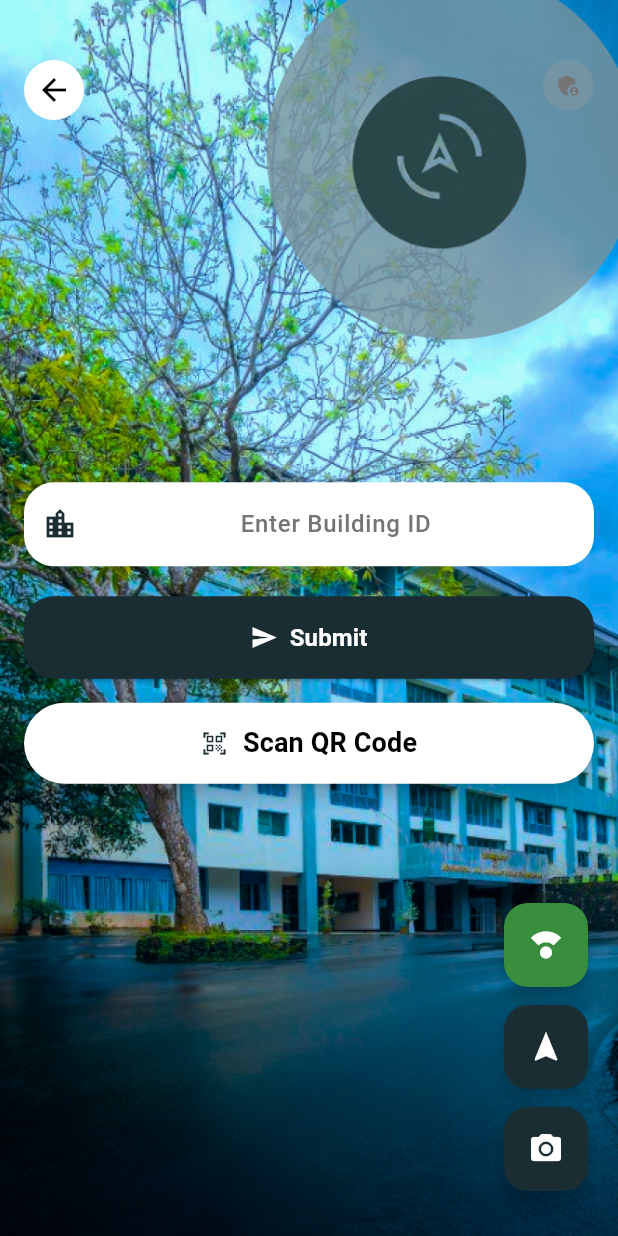
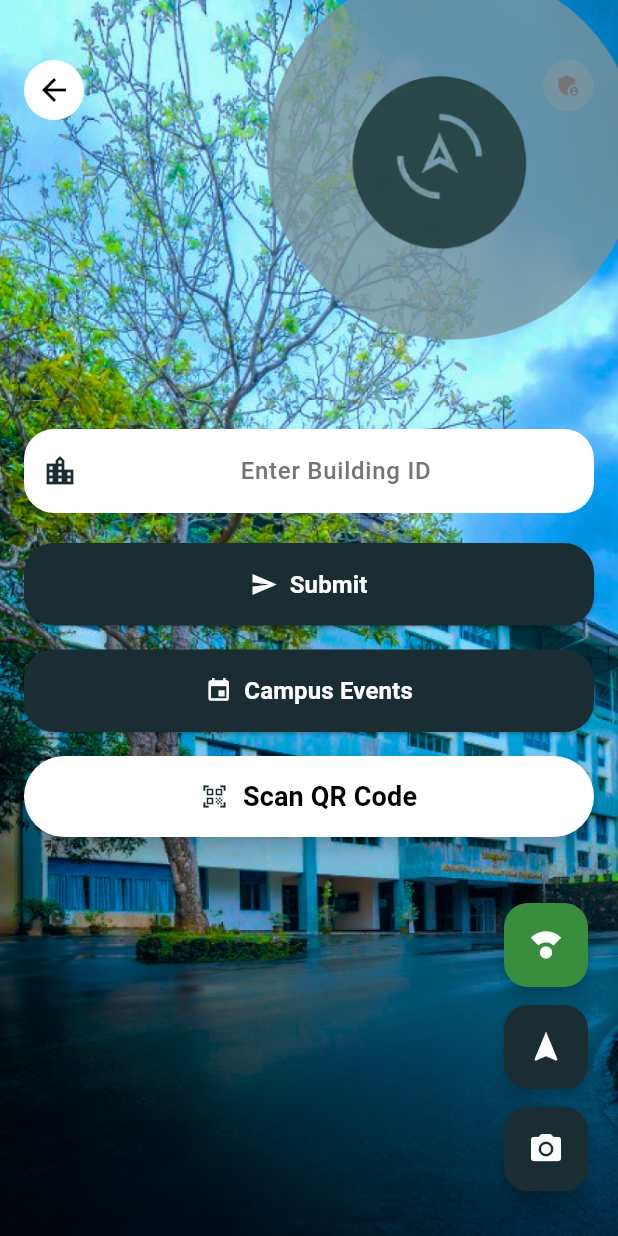
Before and after one commit to Shanilka-Yapa/AR-campus-navigation-system---ARWayz, a Flutter app: the screen it shows after launch, on a phone screen of 412 x 824 dp. Run offline on Flutter 3.47's test engine with Material 3 defaults, Android fonts, the phone set to English and light mode, and no system bars; our stand-ins replace camera, cloud_firestore, firebase_core, flutter_compass, geolocator, go_router and 2 more; missing offline and left inert: mobile_scanner; accounts and stored records are empty.

Commit message:
feat: add campus events entry point and navigation route

```diff
--- a/arwayz/lib/app/app_router.dart
+++ b/arwayz/lib/app/app_router.dart
@@ -6,6 +6,7 @@
 import '../navigation_selector_page.dart';
 import '../outdoor_navigation_page.dart';
 import '../admin_login_page.dart';
+import '../features/events/events_page.dart';
 
 class AppRouter {
   static final GoRouter router = GoRouter(
@@ -36,6 +37,11 @@
         name: 'admin',
         builder: (context, state) => const AdminLoginPage(),
       ),
+      GoRoute(
+        path: '/events',
+        name: 'events',
+        builder: (context, state) => const EventsPage(),
+      ),
     ],
     errorBuilder: (context, state) => Scaffold(
       appBar: AppBar(title: const Text('Page Not Found')),
--- a/arwayz/lib/features/home/home_page.dart
+++ b/arwayz/lib/features/home/home_page.dart
@@ -1,5 +1,6 @@
 import 'package:flutter/material.dart';
 import 'package:flutter/services.dart';
+import 'package:go_router/go_router.dart';
 
 import '../../qr_scanner_page.dart';
 import '../../ar_camera_page.dart';
@@ -265,6 +266,31 @@
                       ),
                     ),
                     const SizedBox(height: 16),
+
+                    ElevatedButton.icon(
+                      onPressed: () => context.push('/events'),
+                      icon: const Icon(Icons.event, color: Colors.white),
+                      label: const Text(
+                        'Campus Events',
+                        style: TextStyle(
+                          color: Colors.white,
+                          fontWeight: FontWeight.bold,
+                          fontSize: 16,
+                        ),
+                      ),
+                      style: ElevatedButton.styleFrom(
+                        backgroundColor: const Color(0xFF1A2D33),
+                        padding: const EdgeInsets.symmetric(
+                          horizontal: 32,
+                          vertical: 16,
+                        ),
+                        shape: RoundedRectangleBorder(
+                          borderRadius: BorderRadius.circular(20),
+                        ),
+                      ),
+                    ),
+
+                    const SizedBox(height: 16),
                     ElevatedButton(
                       onPressed: _openCamera,
                       style: ElevatedButton.styleFrom(
```
Also changed, not shown: arwayz/lib/features/events/events_page.dart (added, +18 -0 lines).
